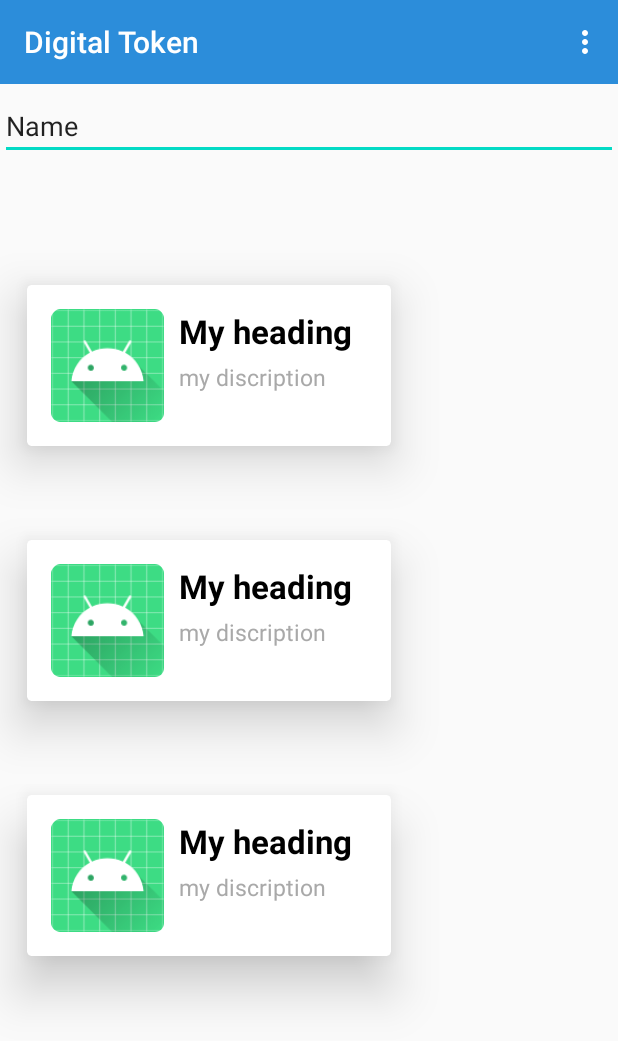
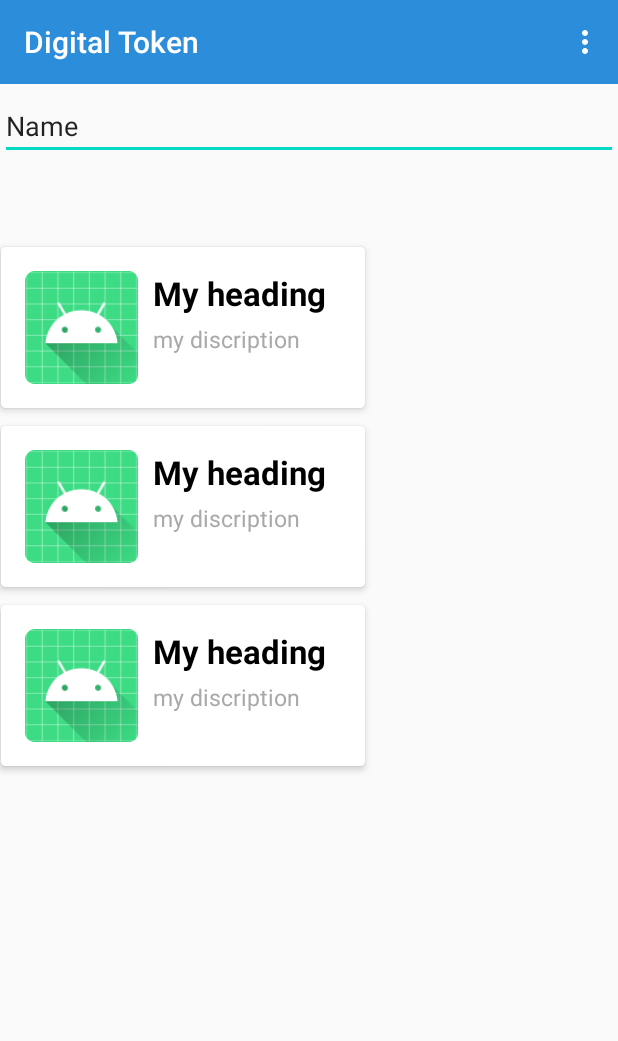
Before and after one commit to AshiqueHira/DigitalTokens, an Android app: the screen it shows after launch (MainActivity), on a phone screen of 412 x 824 dp. Shown: the top 1041 px of the screen. Run offline under Robolectric (Android 15) with nearby library versions, the phone set to English and light mode, and no system bars.

Commit message:
3rd Commit

```diff
--- a/app/src/main/res/layout/card_layout.xml
+++ b/app/src/main/res/layout/card_layout.xml
@@ -4,7 +4,7 @@
     android:layout_height="wrap_content"
     xmlns:app="http://schemas.android.com/apk/res-auto"
     app:cardCornerRadius="3dp"
-    app:cardElevation="20dp"
+    app:cardElevation="3dp"
     app:cardUseCompatPadding="true">
 
     <RelativeLayout
```
